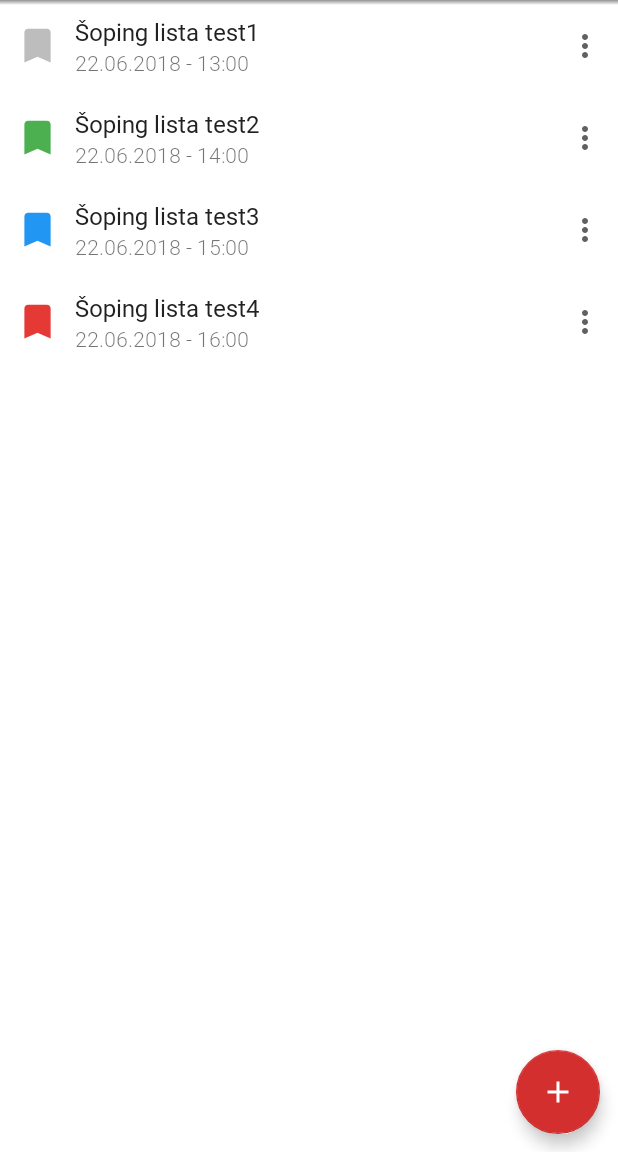
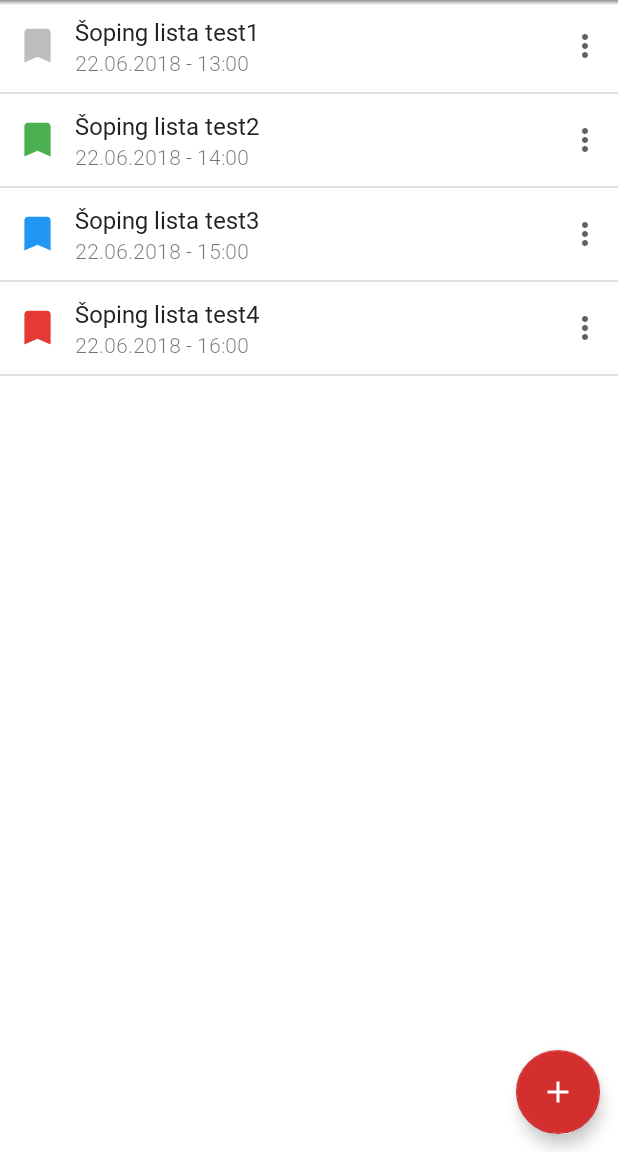
Before and after one commit to savked/Potrosacka-Korpa, an Android app: the screen it shows after launch (HomeActivity), on a phone screen of 412 x 824 dp, the part 84-1236 px from its top. Run offline under Robolectric (Android 15) with nearby library versions, the phone set to English and light mode, and no system bars.

```diff
--- a/app/src/main/java/pk/company/potrosackakorpa/HomeActivity.java
+++ b/app/src/main/java/pk/company/potrosackakorpa/HomeActivity.java
@@ -12,6 +12,7 @@ import android.support.v4.widget.DrawerLayout;
 import android.support.v7.app.ActionBar;
 import android.support.v7.app.AppCompatActivity;
 import android.os.Bundle;
+import android.support.v7.widget.DividerItemDecoration;
 import android.support.v7.widget.LinearLayoutManager;
 import android.support.v7.widget.RecyclerView;
 import android.support.v7.widget.Toolbar;
@@ -25,10 +26,10 @@ import java.util.ArrayList;
 public class HomeActivity extends AppCompatActivity {
 
     private Context mContext;
+    private Toolbar mToolbar;
     private DrawerLayout mDrawerLayout;
     private RecyclerView mRecyclerView;
     private FloatingActionButton mFAB;
-    private View mFadeBackground;
     private NewListFragment newListFragment;
 
     private boolean mPressedTwice = false; // used in onBackPressed to let user exit the app with two clicks on back button
@@ -81,9 +82,6 @@ public class HomeActivity extends AppCompatActivity {
                     fragmentTransaction.add(R.id.fragment_container, newListFragment);
                     fragmentTransaction.commit();
 
-                    mFadeBackground.setVisibility(View.VISIBLE);
-                    mFadeBackground.animate().alpha(0.5f);
-
                     mFAB.setVisibility(View.GONE);
                 }
             }
@@ -107,9 +105,8 @@ public class HomeActivity extends AppCompatActivity {
     }
 
     public void initToolBar() {
-        Toolbar toolbar = findViewById(R.id.homeToolBar);
-        setSupportActionBar(toolbar);
-        toolbar.setTitle(R.string.homeToolBarTitle);
+        setSupportActionBar(mToolbar);
+        mToolbar.setTitle(R.string.homeToolBarTitle);
 
         ActionBar actionBar = getSupportActionBar();
 
@@ -118,13 +115,10 @@ public class HomeActivity extends AppCompatActivity {
             actionBar.setHomeAsUpIndicator(R.drawable.ic_menu);
         }
 
-        toolbar.inflateMenu(R.menu.home_toolbar_menu);
-
+        mToolbar.inflateMenu(R.menu.home_toolbar_menu);
     }
 
     public void drawerController() {
-        mDrawerLayout = findViewById(R.id.drawer_layout);
-
         NavigationView navigationView = findViewById(R.id.nav_view);
 
         navigationView.setCheckedItem(R.id.nav_lists); // First item to be checked as default
@@ -142,15 +136,18 @@ public class HomeActivity extends AppCompatActivity {
 
     private void initViews() {
         mContext = this;
+        mToolbar = findViewById(R.id.homeToolBar);
+        mDrawerLayout = findViewById(R.id.drawer_layout);
         mDrawerLayout = findViewById(R.id.drawer_layout);
         mRecyclerView = findViewById(R.id.listsListView);
         mFAB = findViewById(R.id.floatingActionButton);
-        mFadeBackground = findViewById(R.id.fadeBackground);
 
         mRecyclerView.setHasFixedSize(true);
 
         RecyclerView.LayoutManager mLayoutManager = new LinearLayoutManager(this);
         mRecyclerView.setLayoutManager(mLayoutManager);
+        DividerItemDecoration dividerItemDecoration = new DividerItemDecoration(mRecyclerView.getContext(), ((LinearLayoutManager) mLayoutManager).getOrientation());
+        mRecyclerView.addItemDecoration(dividerItemDecoration);
     }
 
     @Override
@@ -162,7 +159,7 @@ public class HomeActivity extends AppCompatActivity {
             }
 
             this.mPressedTwice = true;
-            Toast.makeText(this, "Pritisnite nazad dugme još jednom da bi ste izašli", Toast.LENGTH_SHORT).show();
+            Toast.makeText(this, getResources().getString(R.string.go_backText), Toast.LENGTH_SHORT).show();
 
             new Handler().postDelayed(new Runnable() {
                 @Override
@@ -172,8 +169,6 @@ public class HomeActivity extends AppCompatActivity {
             }, 2000);
         } else {
             mFAB.setVisibility(View.VISIBLE);
-            mFadeBackground.animate().alpha(0.0f);
-            mFadeBackground.setVisibility(View.GONE);
             mIsNewsListVisible = false;
 
 
--- a/app/src/main/java/pk/company/potrosackakorpa/ListsAdapter.java
+++ b/app/src/main/java/pk/company/potrosackakorpa/ListsAdapter.java
@@ -6,40 +6,44 @@ import android.support.v7.widget.RecyclerView;
 import android.view.LayoutInflater;
 import android.view.View;
 import android.view.ViewGroup;
+import android.widget.ImageButton;
 import android.widget.ImageView;
 import android.widget.TextView;
+import android.widget.Toast;
 
 import java.util.ArrayList;
 
-public class ListsAdapter extends RecyclerView.Adapter<ListsAdapter.ViewHolder> {
+public class ListsAdapter extends RecyclerView.Adapter<ListsAdapter.ViewHolder> implements View.OnClickListener {
 
-    private Context context;
+    private Context mContext;
     private ArrayList<Lists> mList;
 
-    public static class ViewHolder extends RecyclerView.ViewHolder {
-        public ImageView mListImportance;
-        public TextView mListItemName;
-        public TextView mListExpectedDateTime;
+    static class ViewHolder extends RecyclerView.ViewHolder {
+        ImageView listImportance;
+        TextView listItemName;
+        TextView listExpectedDateTime;
+        ImageButton listButton;
 
-        public ViewHolder(View itemView) {
+        ViewHolder(View itemView) {
             super(itemView);
 
-            mListImportance = itemView.findViewById(R.id.listImportance);
-            mListItemName = itemView.findViewById(R.id.listName);
-            mListExpectedDateTime = itemView.findViewById(R.id.listExpectedDate);
+            listImportance = itemView.findViewById(R.id.listImportance);
+            listItemName = itemView.findViewById(R.id.listName);
+            listExpectedDateTime = itemView.findViewById(R.id.listExpectedDate);
+            listButton = itemView.findViewById(R.id.listButton);
         }
     }
 
-    public ListsAdapter(Context context, ArrayList<Lists> list) {
-        this.context = context;
-        mList = list;
+    ListsAdapter(Context context, ArrayList<Lists> list) {
+        this.mContext = context;
+        this.mList = list;
     }
 
     @NonNull
     @Override
     public ListsAdapter.ViewHolder onCreateViewHolder(@NonNull ViewGroup parent, int viewType) {
 
-        LayoutInflater layoutInflater = LayoutInflater.from(context);
+        LayoutInflater layoutInflater = LayoutInflater.from(mContext);
 
         View view = layoutInflater.inflate(R.layout.custom_lists, parent, false);
 
@@ -50,28 +54,40 @@ public class ListsAdapter extends RecyclerView.Adapter<ListsAdapter.ViewHolder>
 
     @Override
     public void onBindViewHolder(@NonNull ListsAdapter.ViewHolder holder, int position) {
-        holder.mListItemName.setText(mList.get(position).getName());
+        holder.listItemName.setText(mList.get(position).getName());
 
         switch (mList.get(position).getImportance()) {
             case "grey":
-                holder.mListImportance.setBackgroundResource(R.drawable.ic_bookmark_grey);
+                holder.listImportance.setBackgroundResource(R.drawable.ic_bookmark_grey);
                 break;
             case "green":
-                holder.mListImportance.setBackgroundResource(R.drawable.ic_bookmark_green);
+                holder.listImportance.setBackgroundResource(R.drawable.ic_bookmark_green);
                 break;
             case "blue":
-                holder.mListImportance.setBackgroundResource(R.drawable.ic_bookmark_blue);
+                holder.listImportance.setBackgroundResource(R.drawable.ic_bookmark_blue);
                 break;
             case "red":
-                holder.mListImportance.setBackgroundResource(R.drawable.ic_bookmark_red);
+                holder.listImportance.setBackgroundResource(R.drawable.ic_bookmark_red);
                 break;
         }
 
-        holder.mListExpectedDateTime.setText(mList.get(position).getDateTime());
+        holder.listExpectedDateTime.setText(mList.get(position).getDateTime());
+
+        holder.listButton.setOnClickListener(this);
     }
 
     @Override
     public int getItemCount() {
         return mList.size();
     }
+
+    @Override
+    public void onClick(View v) {
+        switch (v.getId()) {
+            case R.id.listButton:
+                // Do something here
+                Toast.makeText(mContext, "TEST", Toast.LENGTH_SHORT).show();
+                break;
+        }
+    }
 }
--- a/app/src/main/java/pk/company/potrosackakorpa/NewListFragment.java
+++ b/app/src/main/java/pk/company/potrosackakorpa/NewListFragment.java
@@ -17,8 +17,4 @@ public class NewListFragment extends Fragment {
 
         return view;
     }
-
-    public NewListFragment newInstance(){
-        return new NewListFragment();
-    }
 }
--- a/app/src/main/res/layout/activity_home.xml
+++ b/app/src/main/res/layout/activity_home.xml
@@ -83,7 +83,6 @@
         android:layout_height="match_parent"
         android:layout_gravity="start"
         android:fitsSystemWindows="true"
-        app:headerLayout="@layout/drawer_header"
         app:menu="@menu/drawer_menu" />
 
 </android.support.v4.widget.DrawerLayout>
--- a/app/src/main/res/layout/custom_lists.xml
+++ b/app/src/main/res/layout/custom_lists.xml
@@ -50,6 +50,7 @@
         android:layout_width="wrap_content"
         android:layout_height="wrap_content"
         android:layout_gravity="center_vertical"
-        android:background="@drawable/ic_more_vert" />
+        android:background="?attr/selectableItemBackgroundBorderless"
+        android:src="@drawable/ic_more_vert" />
 
 </LinearLayout>
--- a/app/src/main/res/layout/drawer_header.xml
+++ /dev/null
@@ -1,7 +0,0 @@
-<?xml version="1.0" encoding="utf-8"?>
-<LinearLayout xmlns:android="http://schemas.android.com/apk/res/android"
-    android:layout_width="match_parent"
-    android:layout_height="200dp"
-    android:background="@color/white">
-
-</LinearLayout>
--- a/app/src/main/res/menu/drawer_menu.xml
+++ b/app/src/main/res/menu/drawer_menu.xml
@@ -10,6 +10,10 @@
             android:icon="@drawable/ic_receipt"
             android:title="@string/nav_history"/>
         <item
+            android:id="@+id/nav_settings"
+            android:icon="@drawable/ic_settings"
+            android:title="@string/nav_settings"/>
+        <item
             android:id="@+id/nav_about"
             android:icon="@drawable/ic_help"
             android:title="@string/nav_about"/>
--- a/app/src/main/res/values/strings.xml
+++ b/app/src/main/res/values/strings.xml
@@ -8,6 +8,9 @@
     <string name="newListName">List name</string>
 
     <string name="nav_lists">Moje liste</string>
+    <string name="nav_history">Izvodi</string>
+    <string name="nav_settings">Podešavanja</string>
     <string name="nav_about">O aplikaciji</string>
-    <string name="nav_history">Izvodi</string>
+
+    <string name="go_backText">Pritisnite nazad dugme još jednom da bi ste izašli</string>
 </resources>
```
